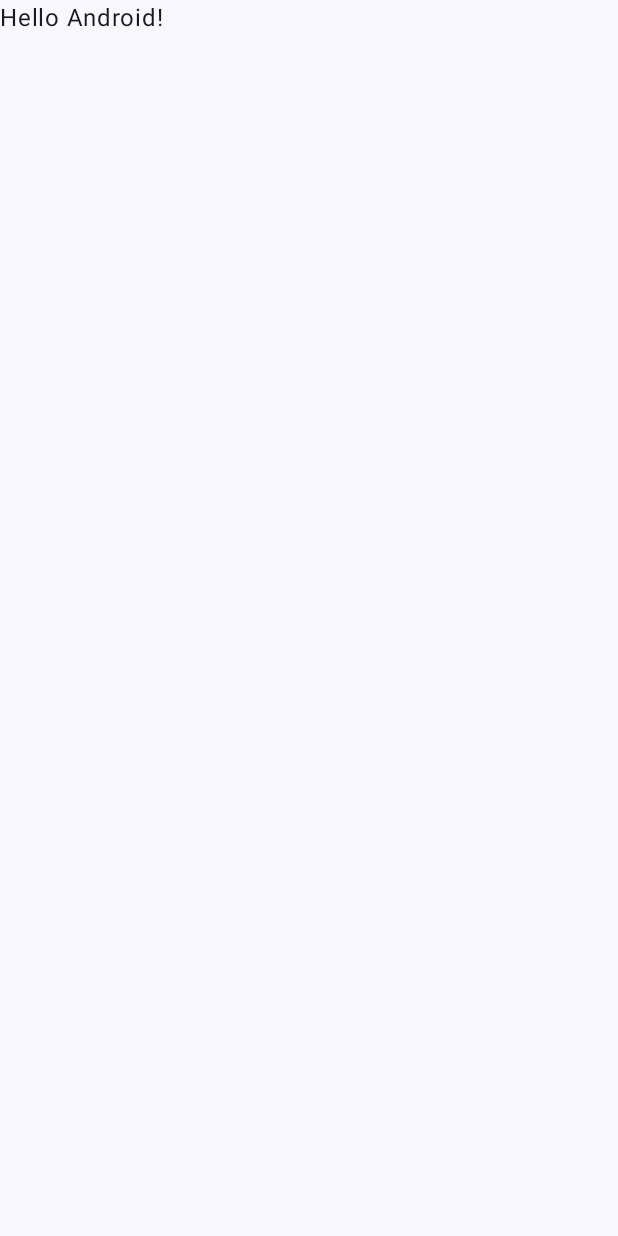
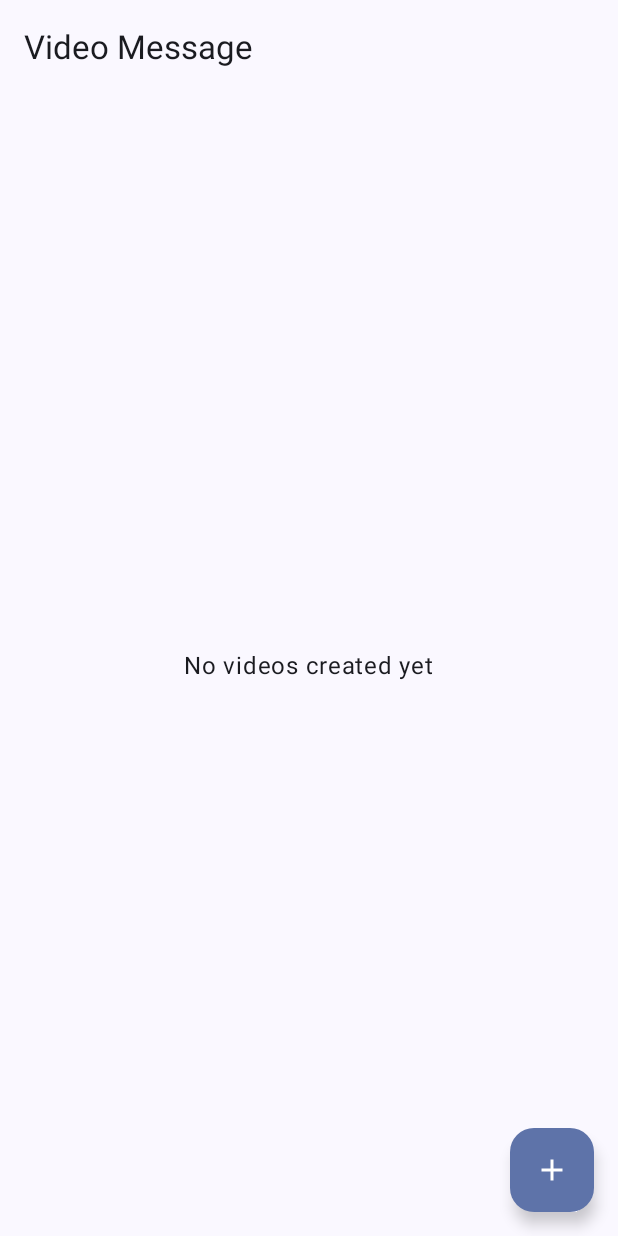
Before and after one commit to adegtiarev/VideoMessage, an Android app built with Jetpack Compose: the screen it shows after launch (MainActivity), on a phone screen of 412 x 824 dp. Before the commit the screen is almost empty. Run offline under Robolectric (Android 15) with nearby library versions, the phone set to English and light mode, and no system bars; our stand-ins replace Dagger/Hilt's generated code.

Commit message:
Implement app navigation and Home screen UI
- Add `VideoMessageNavigation` to handle routing between Home, Player, TextVideo, and DrawingVideo screens.
- Create `HomeScreen` featuring an expandable Floating Action Button for initiating video creation.
- Add placeholder composables for `TextVideoScreen`, `DrawingVideoScreen`, and `PlayerScreen`.
- Update `MainActivity` to use the new navigation graph instead of the sample greeting.
- Remove unused legacy sample code (`VideoRecorder`, `FrameData`, `TextBitmapMaker`, `ViewBitmapMaker`).
- Update `libs.versions.toml` and `build.gradle.kts` to include Navigation Compose dependencies and adjust Kotlin/Compose versions.

```diff
--- a/app/build.gradle.kts
+++ b/app/build.gradle.kts
@@ -56,6 +56,11 @@ dependencies {
     implementation(libs.androidx.compose.ui.graphics)
     implementation(libs.androidx.compose.ui.tooling.preview)
     implementation(libs.androidx.compose.material3)
+
+    // Navigation
+    implementation(libs.androidx.navigation.compose)
+    implementation(libs.androidx.hilt.navigation.compose)
+
     testImplementation(libs.junit)
     androidTestImplementation(libs.androidx.junit)
     androidTestImplementation(libs.androidx.espresso.core)
--- a/app/src/main/java/arg/adegtiarev/videomessage/MainActivity.kt
+++ b/app/src/main/java/arg/adegtiarev/videomessage/MainActivity.kt
@@ -4,13 +4,7 @@ import android.os.Bundle
 import androidx.activity.ComponentActivity
 import androidx.activity.compose.setContent
 import androidx.activity.enableEdgeToEdge
-import androidx.compose.foundation.layout.fillMaxSize
-import androidx.compose.foundation.layout.padding
-import androidx.compose.material3.Scaffold
-import androidx.compose.material3.Text
-import androidx.compose.runtime.Composable
-import androidx.compose.ui.Modifier
-import androidx.compose.ui.tooling.preview.Preview
+import arg.adegtiarev.videomessage.ui.VideoMessageNavigation
 import arg.adegtiarev.videomessage.ui.theme.VideoMessageTheme
 import dagger.hilt.android.AndroidEntryPoint
 
@@ -21,29 +15,8 @@ class MainActivity : ComponentActivity() {
         enableEdgeToEdge()
         setContent {
             VideoMessageTheme {
-                Scaffold(modifier = Modifier.fillMaxSize()) { innerPadding ->
-                    Greeting(
-                        name = "Android",
-                        modifier = Modifier.padding(innerPadding)
-                    )
-                }
+                VideoMessageNavigation()
             }
         }
     }
 }
-
-@Composable
-fun Greeting(name: String, modifier: Modifier = Modifier) {
-    Text(
-        text = "Hello $name!",
-        modifier = modifier
-    )
-}
-
-@Preview(showBackground = true)
-@Composable
-fun GreetingPreview() {
-    VideoMessageTheme {
-        Greeting("Android")
-    }
-}
--- /dev/null
+++ b/app/src/main/java/arg/adegtiarev/videomessage/ui/VideoMessageNavigation.kt
@@ -0,0 +1,43 @@
+package arg.adegtiarev.videomessage.ui
+
+import androidx.compose.runtime.Composable
+import androidx.navigation.NavHostController
+import androidx.navigation.compose.NavHost
+import androidx.navigation.compose.composable
+import androidx.navigation.compose.rememberNavController
+import arg.adegtiarev.videomessage.ui.drawingvideo.DrawingVideoScreen
+import arg.adegtiarev.videomessage.ui.home.HomeScreen
+import arg.adegtiarev.videomessage.ui.player.PlayerScreen
+import arg.adegtiarev.videomessage.ui.textvideo.TextVideoScreen
+
+object Destinations {
+    const val HOME = "home"
+    const val TEXT_VIDEO = "text_video"
+    const val DRAWING_VIDEO = "drawing_video"
+    const val PLAYER = "player/{videoPath}"
+}
+
+@Composable
+fun VideoMessageNavigation(
+    navController: NavHostController = rememberNavController()
+) {
+    NavHost(navController = navController, startDestination = Destinations.HOME) {
+        composable(Destinations.HOME) {
+            HomeScreen(
+                onNavigateToTextVideo = { navController.navigate(Destinations.TEXT_VIDEO) },
+                onNavigateToDrawingVideo = { navController.navigate(Destinations.DRAWING_VIDEO) },
+                onNavigateToPlayer = { path -> navController.navigate("player/$path") }
+            )
+        }
+        composable(Destinations.TEXT_VIDEO) {
+            TextVideoScreen(onBack = { navController.popBackStack() })
+        }
+        composable(Destinations.DRAWING_VIDEO) {
+            DrawingVideoScreen(onBack = { navController.popBackStack() })
+        }
+        composable(Destinations.PLAYER) { backStackEntry ->
+            val videoPath = backStackEntry.arguments?.getString("videoPath") ?: ""
+            PlayerScreen(videoPath = videoPath, onBack = { navController.popBackStack() })
+        }
+    }
+}
--- /dev/null
+++ b/app/src/main/java/arg/adegtiarev/videomessage/ui/home/HomeScreen.kt
@@ -0,0 +1,149 @@
+package arg.adegtiarev.videomessage.ui.home
+
+import androidx.compose.animation.AnimatedVisibility
+import androidx.compose.animation.core.animateFloatAsState
+import androidx.compose.animation.expandVertically
+import androidx.compose.animation.fadeIn
+import androidx.compose.animation.fadeOut
+import androidx.compose.animation.scaleIn
+import androidx.compose.animation.scaleOut
+import androidx.compose.animation.shrinkVertically
+import androidx.compose.foundation.clickable
+import androidx.compose.foundation.interaction.MutableInteractionSource
+import androidx.compose.foundation.layout.Arrangement
+import androidx.compose.foundation.layout.Box
+import androidx.compose.foundation.layout.Column
+import androidx.compose.foundation.layout.Row
+import androidx.compose.foundation.layout.Spacer
+import androidx.compose.foundation.layout.fillMaxSize
+import androidx.compose.foundation.layout.height
+import androidx.compose.foundation.layout.padding
+import androidx.compose.foundation.lazy.LazyColumn
+import androidx.compose.material.icons.Icons
+import androidx.compose.material.icons.filled.Add
+import androidx.compose.material.icons.filled.Create
+import androidx.compose.material.icons.filled.Edit
+import androidx.compose.material3.ExperimentalMaterial3Api
+import androidx.compose.material3.ExtendedFloatingActionButton
+import androidx.compose.material3.FloatingActionButton
+import androidx.compose.material3.Icon
+import androidx.compose.material3.MaterialTheme
+import androidx.compose.material3.Scaffold
+import androidx.compose.material3.Text
+import androidx.compose.material3.TopAppBar
+import androidx.compose.runtime.Composable
+import androidx.compose.runtime.getValue
+import androidx.compose.runtime.mutableStateOf
+import androidx.compose.runtime.remember
+import androidx.compose.runtime.setValue
+import androidx.compose.ui.Alignment
+import androidx.compose.ui.Modifier
+import androidx.compose.ui.draw.rotate
+import androidx.compose.ui.graphics.vector.ImageVector
+import androidx.compose.ui.unit.dp
+
+@OptIn(ExperimentalMaterial3Api::class)
+@Composable
+fun HomeScreen(
+    onNavigateToTextVideo: () -> Unit,
+    onNavigateToDrawingVideo: () -> Unit,
+    onNavigateToPlayer: (String) -> Unit
+) {
+    var isFabExpanded by remember { mutableStateOf(false) }
+    val rotation by animateFloatAsState(targetValue = if (isFabExpanded) 45f else 0f, label = "fab_rotation")
+
+    Scaffold(
+        topBar = {
+            TopAppBar(title = { Text("Video Message") })
+        },
+        floatingActionButton = {
+            Column(
+                horizontalAlignment = Alignment.End,
+                verticalArrangement = Arrangement.spacedBy(16.dp)
+            ) {
+                // Secondary FABs
+                AnimatedVisibility(
+                    visible = isFabExpanded,
+                    enter = fadeIn() + scaleIn() + expandVertically(),
+                    exit = fadeOut() + scaleOut() + shrinkVertically()
+                ) {
+                    Column(
+                        horizontalAlignment = Alignment.End,
+                        verticalArrangement = Arrangement.spacedBy(16.dp)
+                    ) {
+                        FloatingActionButton(
+                            onClick = {
+                                isFabExpanded = false
+                                onNavigateToDrawingVideo()
+                            },
+                            containerColor = MaterialTheme.colorScheme.secondaryContainer
+                        ) {
+                            Icon(Icons.Default.Edit, contentDescription = "Draw Video")
+                        }
+
+                        FloatingActionButton(
+                            onClick = {
+                                isFabExpanded = false
+                                onNavigateToTextVideo()
+                            },
+                            containerColor = MaterialTheme.colorScheme.secondaryContainer
+                        ) {
+                            Icon(Icons.Default.Create, contentDescription = "Text Video")
+                        }
+                    }
+                }
+
+                // Main FAB
+                FloatingActionButton(
+                    onClick = { isFabExpanded = !isFabExpanded },
+                    containerColor = MaterialTheme.colorScheme.primaryContainer
+                ) {
+                    Icon(
+                        imageVector = Icons.Default.Add,
+                        contentDescription = "Create Video",
+                        modifier = Modifier.rotate(rotation)
+                    )
+                }
+            }
+        }
+    ) { paddingValues ->
+        // Overlay to dismiss FABs when clicking outside
+        Box(modifier = Modifier
+            .fillMaxSize()
+            .padding(paddingValues)
+        ) {
+             if (isFabExpanded) {
+                 Box(
+                     modifier = Modifier
+                         .fillMaxSize()
+                         .clickable(
+                             indication = null,
+                             interactionSource = remember { MutableInteractionSource() }
+                         ) { isFabExpanded = false }
+                 )
+             }
+
+            VideoList(
+                onVideoClick = onNavigateToPlayer,
+                modifier = Modifier.fillMaxSize()
+            )
+        }
+    }
+}
+
+@Composable
+fun VideoList(
+    onVideoClick: (String) -> Unit,
+    modifier: Modifier = Modifier
+) {
+    // Placeholder for video list
+    LazyColumn(
+        modifier = modifier.padding(16.dp),
+        horizontalAlignment = Alignment.CenterHorizontally,
+        verticalArrangement = Arrangement.Center
+    ) {
+        item {
+            Text("No videos created yet", style = MaterialTheme.typography.bodyLarge)
+        }
+    }
+}
```
Also changed, not shown: app/src/main/java/arg/adegtiarev/videomessage/samples/FrameData.kt (deleted, +0 -11 lines), app/src/main/java/arg/adegtiarev/videomessage/samples/TextBitmapMaker.kt (deleted, +0 -152 lines), app/src/main/java/arg/adegtiarev/videomessage/samples/VideoRecorder.kt (deleted, +0 -134 lines), app/src/main/java/arg/adegtiarev/videomessage/samples/ViewBitmapMaker.kt (deleted, +0 -36 lines), app/src/main/java/arg/adegtiarev/videomessage/ui/drawingvideo/DrawingVideoScreen.kt (added, +15 -0 lines), app/src/main/java/arg/adegtiarev/videomessage/ui/player/PlayerScreen.kt (added, +15 -0 lines), app/src/main/java/arg/adegtiarev/videomessage/ui/textvideo/TextVideoScreen.kt (added, +15 -0 lines), gradle/libs.versions.toml (+6 -2 lines).
